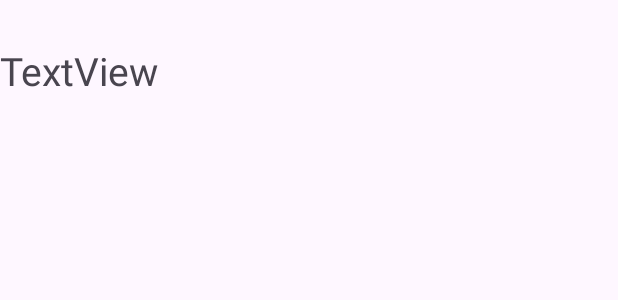
After one commit to arielyo45/updated_intent, an Android app: the layout activity_food_track.xml on its own in the app's theme, with its tools: preview values and no code run, on a phone screen of 412 x 824 dp. The commit adds this screen. Shown: the top 300 px of the screen. Run offline under Robolectric (Android 15) with nearby library versions, the phone set to English and light mode, and no system bars.

Commit message:
19546120

```diff
--- a/app/build.gradle.kts
+++ b/app/build.gradle.kts
@@ -32,10 +32,12 @@ android {
     }
 }
 
+
 dependencies {
 
     implementation(libs.appcompat)
-
+    implementation("com.squareup.retrofit2:retrofit:2.11.0")
+    implementation("com.squareup.retrofit2:converter-gson:2.11.0")
     implementation(libs.material)
     implementation(libs.activity)
     implementation(libs.constraintlayout)
--- a/app/src/main/AndroidManifest.xml
+++ b/app/src/main/AndroidManifest.xml
@@ -1,6 +1,7 @@
 <?xml version="1.0" encoding="utf-8"?>
 <manifest xmlns:android="http://schemas.android.com/apk/res/android"
     xmlns:tools="http://schemas.android.com/tools">
+    <uses-permission android:name="android.permission.INTERNET" />
 
     <application
         android:allowBackup="true"
@@ -12,6 +13,9 @@
         android:supportsRtl="true"
         android:theme="@style/Theme.MyApplication3"
         tools:targetApi="31">
+        <activity
+            android:name=".FoodTrack"
+            android:exported="false" />
         <activity
             android:name=".TrainingPlan"
             android:exported="false" />
@@ -36,6 +40,7 @@
                 <category android:name="android.intent.category.LAUNCHER" />
             </intent-filter>
         </activity>
+
     </application>
 
 </manifest>
--- a/app/src/main/java/com/example/myapplication3/WeightTrack.java
+++ b/app/src/main/java/com/example/myapplication3/WeightTrack.java
@@ -34,7 +34,7 @@ public class WeightTrack extends AppCompatActivity {
         editTextWeight = findViewById(R.id.editTextWeight);
 
         FirebaseUser user = FirebaseAuth.getInstance().getCurrentUser();
-        Toast.makeText(this,"use: " + user.getUid(), Toast.LENGTH_SHORT).show();
+
         if (user != null) {
 
             FirebaseHandler.getData(user.getUid(), this);
--- /dev/null
+++ b/app/src/main/res/layout/activity_food_track.xml
@@ -0,0 +1,27 @@
+<?xml version="1.0" encoding="utf-8"?>
+<androidx.constraintlayout.widget.ConstraintLayout xmlns:android="http://schemas.android.com/apk/res/android"
+    xmlns:app="http://schemas.android.com/apk/res-auto"
+    xmlns:tools="http://schemas.android.com/tools"
+    android:id="@+id/main"
+    android:layout_width="match_parent"
+    android:layout_height="match_parent"
+    tools:context=".FoodTrack">
+
+    <TextView
+        android:id="@+id/FoodTrack"
+        android:layout_width="411dp"
+        android:layout_height="648dp"
+        android:layout_marginStart="157dp"
+        android:layout_marginTop="51dp"
+        android:layout_marginEnd="141dp"
+        android:layout_marginBottom="637dp"
+        android:text="TextView"
+        android:textSize="26sp"
+        app:layout_constraintBottom_toBottomOf="parent"
+        app:layout_constraintEnd_toEndOf="parent"
+        app:layout_constraintHorizontal_bias="0.529"
+        app:layout_constraintStart_toStartOf="parent"
+        app:layout_constraintTop_toTopOf="parent"
+        app:layout_constraintVertical_bias="0.044" />
+
+</androidx.constraintlayout.widget.ConstraintLayout>
--- a/gradle/libs.versions.toml
+++ b/gradle/libs.versions.toml
@@ -12,10 +12,12 @@ googleGmsGoogleServices = "4.4.2"
 firebaseDatabase = "21.0.0"
 firebaseAuth = "23.1.0"
 firebaseFirestore = "25.1.1"
+retrofit = "2.11.0"
 workRuntime = "2.10.0"
 firebaseCrashlyticsBuildtools = "3.0.3"
 
 [libraries]
+converter-gson = { module = "com.squareup.retrofit2:converter-gson", version.ref = "retrofit" }
 guava = { module = "com.google.guava:guava", version.ref = "guava" }
 junit = { group = "junit", name = "junit", version.ref = "junit" }
 ext-junit = { group = "androidx.test.ext", name = "junit", version.ref = "junitVersion" }
@@ -27,6 +29,7 @@ constraintlayout = { group = "androidx.constraintlayout", name = "constraintlayo
 firebase-database = { group = "com.google.firebase", name = "firebase-database", version.ref = "firebaseDatabase" }
 firebase-auth = { group = "com.google.firebase", name = "firebase-auth", version.ref = "firebaseAuth" }
 firebase-firestore = { group = "com.google.firebase", name = "firebase-firestore", version.ref = "firebaseFirestore" }
+retrofit = { module = "com.squareup.retrofit2:retrofit", version.ref = "retrofit" }
 work-runtime = { group = "androidx.work", name = "work-runtime", version.ref = "workRuntime" }
 firebase-crashlytics-buildtools = { group = "com.google.firebase", name = "firebase-crashlytics-buildtools", version.ref = "firebaseCrashlyticsBuildtools" }
 
```
Also changed, not shown: app/src/main/java/Model/FoodItem.java (added, +8 -0 lines), app/src/main/java/Model/FoodResponse.java (added, +9 -0 lines), app/src/main/java/Model/Nutrient.java (added, +7 -0 lines), app/src/main/java/com/example/myapplication3/FoodApiService.java (added, +15 -0 lines), app/src/main/java/com/example/myapplication3/FoodTrack.java (added, +68 -0 lines), app/src/main/java/com/example/myapplication3/RetrofitClient.java (added, +19 -0 lines), app/src/main/java/com/example/myapplication3/TheHub.java (+10 -0 lines), app/src/main/res/layout/activity_the_hub.xml (+4 -3 lines).
